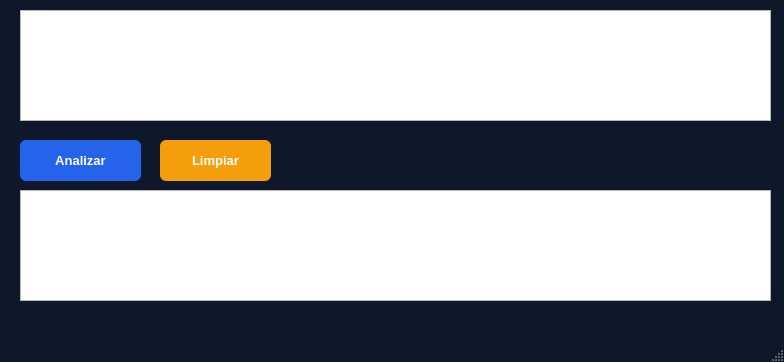
Qt form mainwindow.ui (P4ntera/Analizador_L-xico-) before a commit.
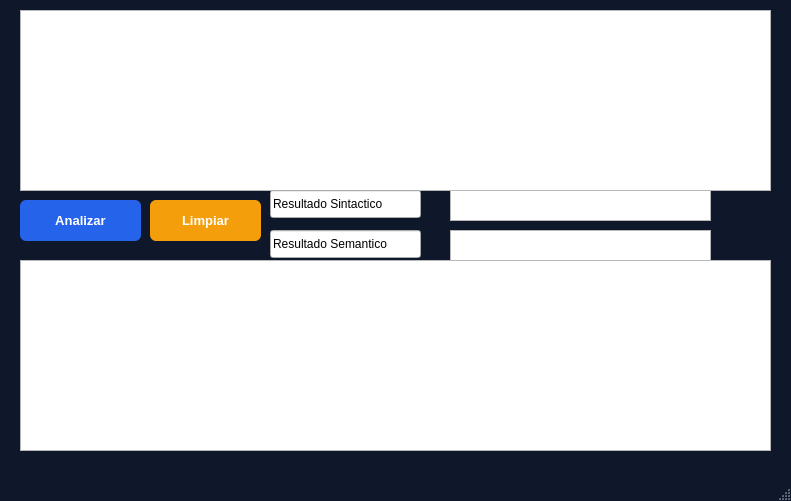
The same form after that commit.

Patch:
```diff
--- a/mainwindow.ui
+++ b/mainwindow.ui
@@ -6,8 +6,8 @@
    <rect>
     <x>0</x>
     <y>0</y>
-    <width>784</width>
-    <height>362</height>
+    <width>791</width>
+    <height>501</height>
    </rect>
   </property>
   <property name="windowTitle">
@@ -23,7 +23,7 @@
     <property name="geometry">
      <rect>
       <x>20</x>
-      <y>140</y>
+      <y>200</y>
       <width>121</width>
       <height>41</height>
      </rect>
@@ -46,8 +46,8 @@
    <widget class="QPushButton" name="btnLimpiar">
     <property name="geometry">
      <rect>
-      <x>160</x>
-      <y>140</y>
+      <x>150</x>
+      <y>200</y>
       <width>111</width>
       <height>41</height>
      </rect>
@@ -73,7 +73,7 @@
       <x>20</x>
       <y>10</y>
       <width>751</width>
-      <height>111</height>
+      <height>181</height>
      </rect>
     </property>
    </widget>
@@ -81,12 +81,58 @@
     <property name="geometry">
      <rect>
       <x>20</x>
-      <y>190</y>
+      <y>260</y>
       <width>751</width>
-      <height>111</height>
+      <height>191</height>
      </rect>
     </property>
    </widget>
+   <widget class="QLineEdit" name="lineEdit">
+    <property name="geometry">
+     <rect>
+      <x>270</x>
+      <y>190</y>
+      <width>151</width>
+      <height>28</height>
+     </rect>
+    </property>
+    <property name="text">
+     <string>Resultado Sintactico</string>
+    </property>
+   </widget>
+   <widget class="QTextEdit" name="txtSintaxis">
+    <property name="geometry">
+     <rect>
+      <x>450</x>
+      <y>190</y>
+      <width>261</width>
+      <height>31</height>
+     </rect>
+    </property>
+   </widget>
+   <widget class="QTextEdit" name="lblSemantico">
+    <property name="geometry">
+     <rect>
+      <x>450</x>
+      <y>230</y>
+      <width>261</width>
+      <height>31</height>
+     </rect>
+    </property>
+   </widget>
+   <widget class="QLineEdit" name="lineEdit_2">
+    <property name="geometry">
+     <rect>
+      <x>270</x>
+      <y>230</y>
+      <width>151</width>
+      <height>28</height>
+     </rect>
+    </property>
+    <property name="text">
+     <string>Resultado Semantico</string>
+    </property>
+   </widget>
   </widget>
   <widget class="QMenuBar" name="menubar">
    <property name="geometry">
```
Left out of the diff: 4 changed lines with no effect on the pictures.
